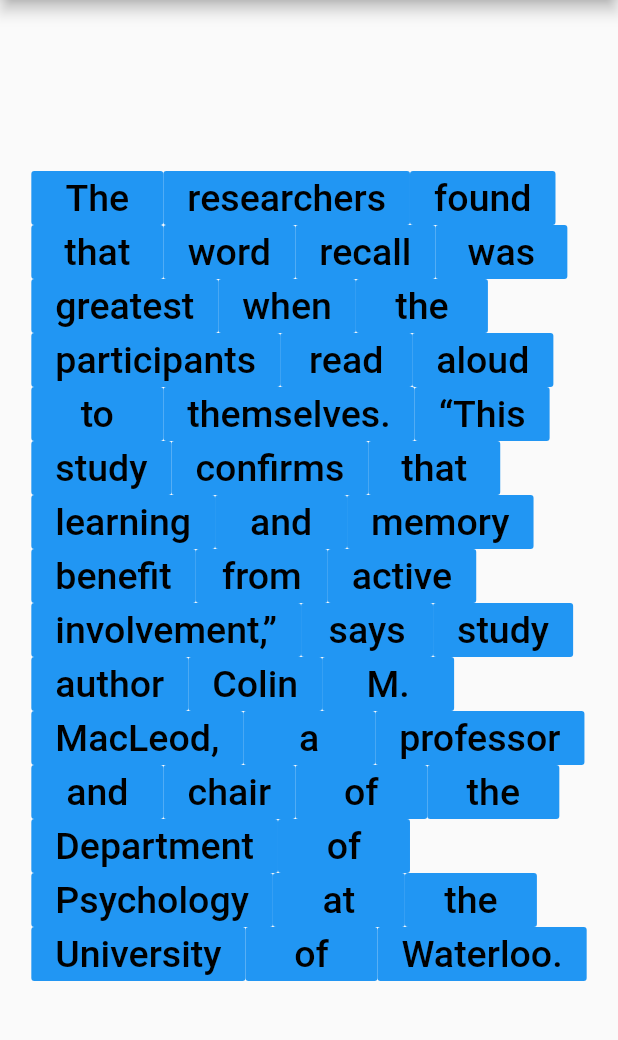
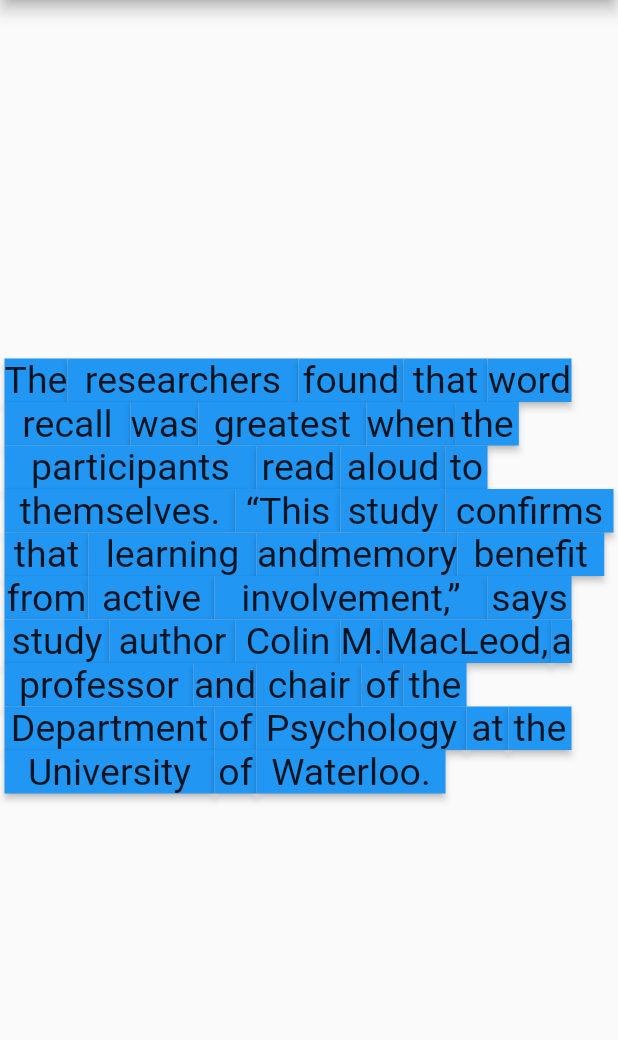
Before and after one commit to ivyla/flutterstringprocessor, a Flutter app: the screen it shows after launch, on a phone screen of 412 x 824 dp, the part 84-1124 px from its top. Run offline on Flutter 3.47's test engine with Material 2 defaults, Android fonts, the phone set to English and light mode, and no system bars.

Commit message:
button sizing is how i want it

```diff
--- a/string_processor/lib/widgets/word.dart
+++ b/string_processor/lib/widgets/word.dart
@@ -3,15 +3,18 @@ import 'message.dart';
 
 class Word extends StatefulWidget {
   final word;
+
   Word(this.word);
 
   @override
-  _WordState createState() => _WordState(word);
+  _WordState createState() => _WordState(word, 0);
 }
 
 class _WordState extends State<Word> {
   final String buttonLabel;
-  _WordState(this.buttonLabel);
+  int clicks;
+  var defaultFontSize = 25.0;
+  _WordState(this.buttonLabel, this.clicks);
 
   String getButtonLabel() {
     return buttonLabel;
@@ -28,14 +31,28 @@ class _WordState extends State<Word> {
   @override
   Widget build(BuildContext context) {
     return Container(
-      child: FlatButton(
+      child: RawMaterialButton(
         // padding: EdgeInsets.all(0),
         materialTapTargetSize: MaterialTapTargetSize.shrinkWrap,
-        child: Text(buttonLabel, style: TextStyle(fontSize: 25.0)),
+        child: Text(buttonLabel, style: TextStyle(fontSize: defaultFontSize)),
         onPressed: () => handlePress(),
-        color: Colors.blue,
-        textColor: Colors.black,
+        fillColor: Colors.blue,
+        constraints:
+            BoxConstraints(minWidth: buttonLabel.length.toDouble() * 14),
+        // textColor: Colors.black,
       ),
     );
   }
 }
+// Widget build(BuildContext context) {
+//   return Container(
+//     child: FlatButton(
+//       // padding: EdgeInsets.all(0),
+//       materialTapTargetSize: MaterialTapTargetSize.shrinkWrap,
+//       child: Text(buttonLabel, style: TextStyle(fontSize: 25.0)),
+//       onPressed: () => handlePress(),
+//       color: Colors.blue,
+//       textColor: Colors.black,
+//     ),
+//   );
+// }
```
